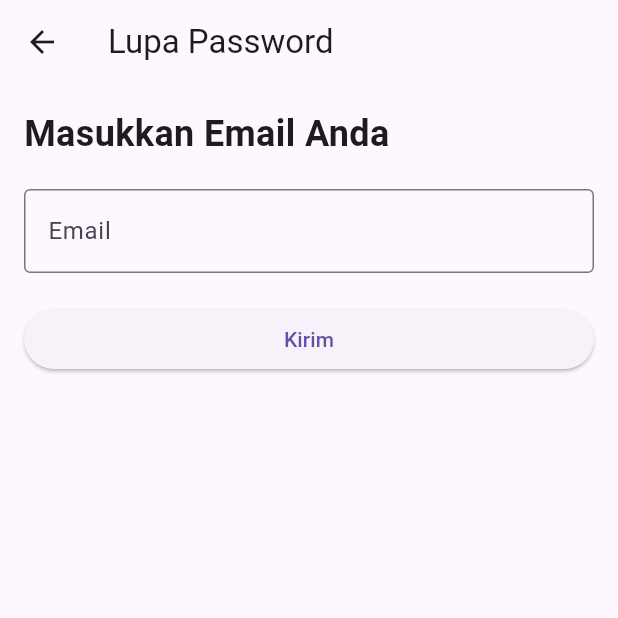
After one commit to Dafrisu/TUBES_PPB, a Flutter app: the screen it shows after launch, after a tap on "Lupa Password?", on a phone screen of 412 x 824 dp, the top half of it. The commit adds this screen. Run offline on Flutter 3.47's test engine with Material 3 defaults, Android fonts, the phone set to English and light mode, and no system bars.

Commit message:
Commit Pertama dapa

```diff
--- a/lib/login.dart
+++ b/lib/login.dart
@@ -1,6 +1,7 @@
 import 'package:flutter/material.dart';
+import 'package:tubes_ppb/lupaPassword.dart';
 import 'package:tubes_ppb/register.dart';
-// import 'register_page.dart'; // Import register_page.dart
+import 'package:tubes_ppb/verifikasi.dart';
 import 'homepage.dart'; // Import home_page.dart
 
 class login extends StatelessWidget {
@@ -43,13 +44,26 @@ class login extends StatelessWidget {
                 },
               ),
               const SizedBox(height: 20),
+              Padding(
+                padding: const EdgeInsets.only(top: 10, bottom: 10),
+                child: TextButton(
+                  onPressed: () {
+                    Navigator.push(
+                      context,
+                      MaterialPageRoute(
+                          builder: (context) => const lupaPassword()),
+                    );
+                  },
+                  child: const Text('Lupa Password?'),
+                ),
+              ),
               ElevatedButton(
                 onPressed: () {
                   if (_formKey.currentState?.validate() == true) {
                     Navigator.push(
                       context,
                       MaterialPageRoute(
-                        builder: (context) => const homePage(),
+                        builder: (context) => const verifikasi(),
                       ),
                     );
                   }
--- /dev/null
+++ b/lib/lupaPassword.dart
@@ -0,0 +1,69 @@
+import 'package:flutter/services.dart';
+import 'package:tubes_ppb/verifikasi.dart';
+import 'package:flutter/material.dart';
+
+class lupaPassword extends StatelessWidget {
+  const lupaPassword({super.key});
+
+  @override
+  Widget build(BuildContext context) {
+    final _formKey = GlobalKey<FormState>();
+    final TextEditingController emailController = TextEditingController();
+
+    return Scaffold(
+      appBar: AppBar(title: const Text('Lupa Password')),
+      body: Padding(
+        padding: const EdgeInsets.all(16.0),
+        child: Form(
+          key: _formKey,
+          child: Column(
+            crossAxisAlignment: CrossAxisAlignment.stretch,
+            children: <Widget>[
+              const Text(
+                'Masukkan Email Anda',
+                style: TextStyle(fontSize: 24, fontWeight: FontWeight.bold),
+              ),
+              const SizedBox(height: 20),
+              TextFormField(
+                controller: emailController,
+                decoration: const InputDecoration(
+                  labelText: 'Email',
+                  border: OutlineInputBorder(),
+                ),
+                validator: (value) {
+                  if (value == null || value.isEmpty) {
+                    return 'Masukkan email Anda';
+                  }
+                  if (!RegExp(r'^[^@]+@[^@]+\.[^@]+').hasMatch(value)) {
+                    return 'Masukkan email yang valid';
+                  }
+                  return null;
+                },
+              ),
+              const SizedBox(height: 20),
+              ElevatedButton(
+                onPressed: () {
+                  if (_formKey.currentState?.validate() == true) {
+                    // Aksi ketika email valid untuk reset password
+                    ScaffoldMessenger.of(context).showSnackBar(
+                      const SnackBar(
+                          content:
+                              Text('Instruksi reset password telah dikirim')),
+                    );
+                    Navigator.push(
+                      context,
+                      MaterialPageRoute(
+                        builder: (context) => const verifikasi(),
+                      ),
+                    );
+                  }
+                },
+                child: const Text('Kirim'),
+              ),
+            ],
+          ),
+        ),
+      ),
+    );
+  }
+}
--- a/pubspec.yaml
+++ b/pubspec.yaml
@@ -30,8 +30,6 @@ environment:
 dependencies:
   flutter:
     sdk: flutter
-
-
   # The following adds the Cupertino Icons font to your application.
   # Use with the CupertinoIcons class for iOS style icons.
   cupertino_icons: ^1.0.8
```
Also changed, not shown: lib/verifikasi.dart (added, +62 -0 lines).
